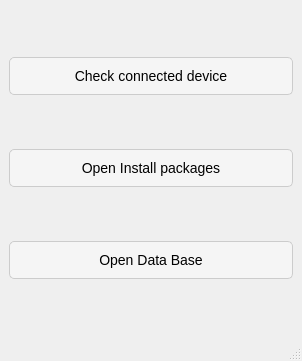
Qt form choose_game_v2/mainwindow.ui (F3lixxx/vr_start) before a commit.
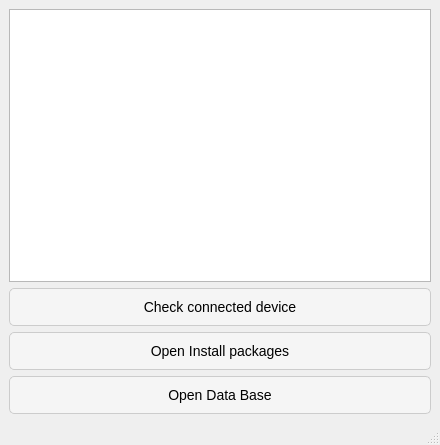
The same form after that commit.

Commit message: add pushButton connect&delete

Diff of the .ui file:
```diff
--- a/choose_game_v2/mainwindow.ui
+++ b/choose_game_v2/mainwindow.ui
@@ -6,8 +6,8 @@
    <rect>
     <x>0</x>
     <y>0</y>
-    <width>302</width>
-    <height>361</height>
+    <width>440</width>
+    <height>445</height>
    </rect>
   </property>
   <property name="windowTitle">
@@ -15,7 +15,7 @@
   </property>
   <widget class="QWidget" name="centralwidget">
    <layout class="QGridLayout" name="gridLayout">
-    <item row="2" column="0">
+    <item row="3" column="0">
      <widget class="QPushButton" name="pb_openDB">
       <property name="styleSheet">
        <string notr="true">QPushButton {
@@ -37,6 +37,27 @@
      </widget>
     </item>
     <item row="1" column="0">
+     <widget class="QPushButton" name="pb_check_dev">
+      <property name="styleSheet">
+       <string notr="true">QPushButton {
+    background-color: #f5f5f5; /* белый фон по умолчанию */
+    color: black;
+    font-size: 14px;
+	border: 1px solid #ccc;
+    border-radius: 5px;
+    padding: 10px;
+}
+
+QPushButton:hover {
+    background-color: #e6e6e6; /* Тёмно-белый фон при наведении */
+}</string>
+      </property>
+      <property name="text">
+       <string>Check connected device</string>
+      </property>
+     </widget>
+    </item>
+    <item row="2" column="0">
      <widget class="QPushButton" name="pb_openDBxml">
       <property name="styleSheet">
        <string notr="true">QPushButton {
@@ -58,25 +79,7 @@
      </widget>
     </item>
     <item row="0" column="0">
-     <widget class="QPushButton" name="pb_check_dev">
-      <property name="styleSheet">
-       <string notr="true">QPushButton {
-    background-color: #f5f5f5; /* белый фон по умолчанию */
-    color: black;
-    font-size: 14px;
-	border: 1px solid #ccc;
-    border-radius: 5px;
-    padding: 10px;
-}
-
-QPushButton:hover {
-    background-color: #e6e6e6; /* Тёмно-белый фон при наведении */
-}</string>
-      </property>
-      <property name="text">
-       <string>Check connected device</string>
-      </property>
-     </widget>
+     <widget class="QTableView" name="tv_deviceDB"/>
     </item>
    </layout>
   </widget>
```
Left out of the diff: 2 changed lines with no effect on the pictures. The commit also changes 52 other files.
